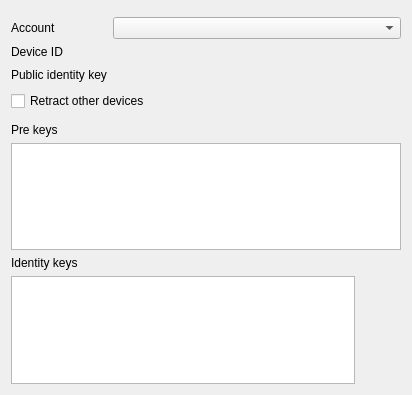
Above: src/plugins/omemo/omemokeys.ui from eyecu-im/eyecu-qt before the change. Below: the same form after it.
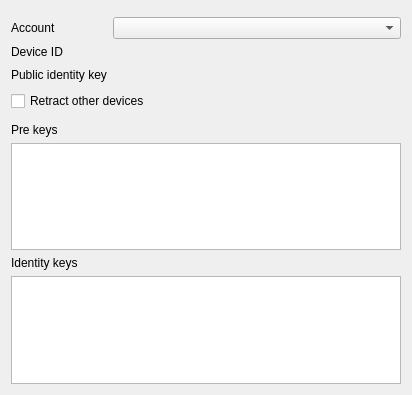
That is the form after the change.

Commit message: Use toolbars and actions for identity key management.

```diff
--- a/src/plugins/omemo/omemokeys.ui
+++ b/src/plugins/omemo/omemokeys.ui
@@ -170,58 +170,6 @@
        <property name="rightMargin">
         <number>0</number>
        </property>
-       <item>
-        <spacer name="verticalSpacer">
-         <property name="orientation">
-          <enum>Qt::Vertical</enum>
-         </property>
-         <property name="sizeHint" stdset="0">
-          <size>
-           <width>20</width>
-           <height>40</height>
-          </size>
-         </property>
-        </spacer>
-       </item>
-       <item>
-        <widget class="QPushButton" name="pbTrust">
-         <property name="toolTip">
-          <string>Trust</string>
-         </property>
-         <property name="whatsThis">
-          <string>Trust the identity</string>
-         </property>
-         <property name="flat">
-          <bool>true</bool>
-         </property>
-        </widget>
-       </item>
-       <item>
-        <widget class="QPushButton" name="pbUntrust">
-         <property name="toolTip">
-          <string>Untrust</string>
-         </property>
-         <property name="whatsThis">
-          <string>Do not trust identity</string>
-         </property>
-         <property name="flat">
-          <bool>true</bool>
-         </property>
-        </widget>
-       </item>
-       <item>
-        <spacer name="verticalSpacer_2">
-         <property name="orientation">
-          <enum>Qt::Vertical</enum>
-         </property>
-         <property name="sizeHint" stdset="0">
-          <size>
-           <width>20</width>
-           <height>40</height>
-          </size>
-         </property>
-        </spacer>
-       </item>
       </layout>
      </item>
     </layout>
```
Left out of the diff: 34 changed lines with no effect on the pictures. The commit also changes 2 other files.
